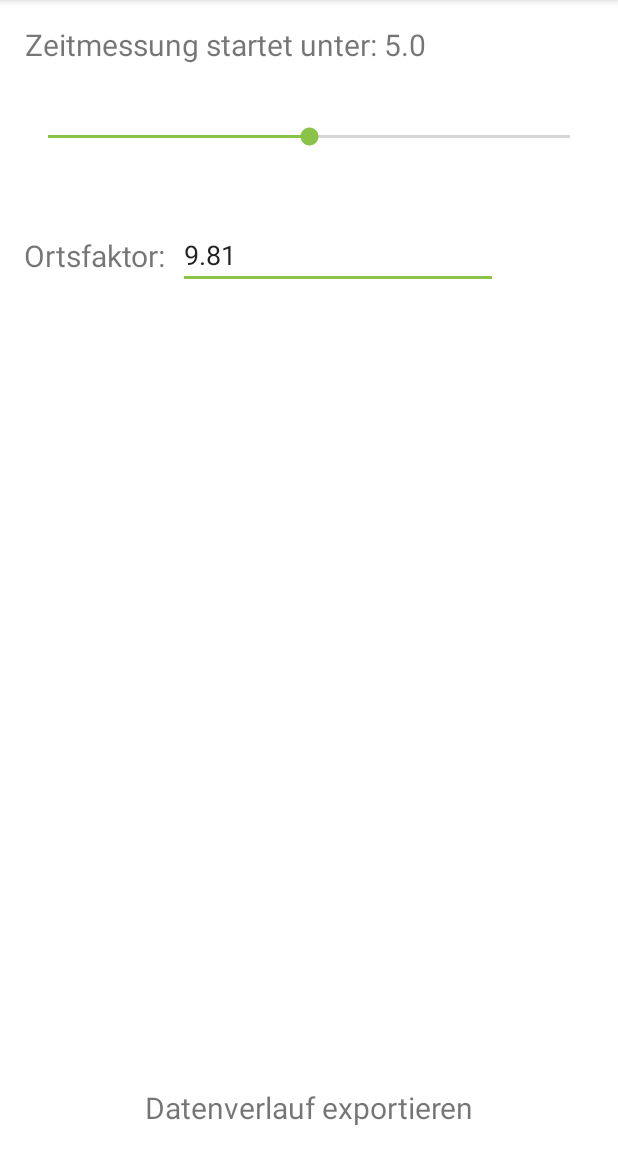
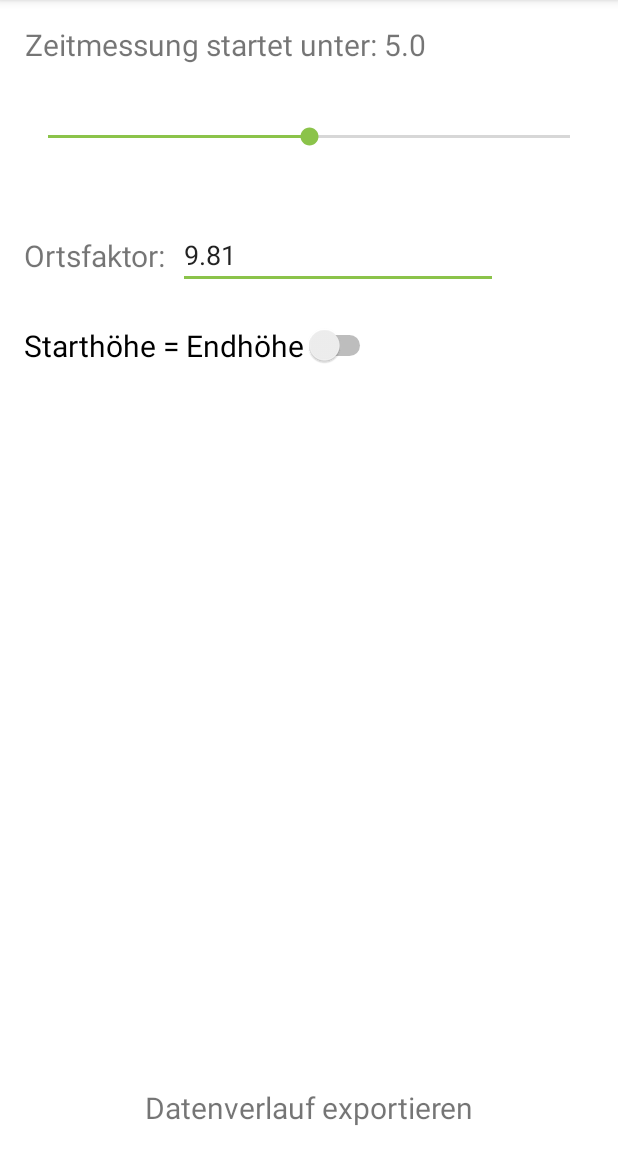
Before and after one commit to hannesDiedrichsen/android_sensor_app, an Android app: the screen it shows after launch (SettingsActivity), in the options menu, after a tap on "Einstellungen", on a phone screen of 412 x 824 dp, the part 84-1236 px from its top. Run offline under Robolectric (Android 15) with nearby library versions, the phone set to English and light mode, and no system bars.

Commit message:
Export your data in settings and new fall mode

```diff
--- a/app/src/main/java/de/diedrichsen/superapps/sensoren/MainActivity.kt
+++ b/app/src/main/java/de/diedrichsen/superapps/sensoren/MainActivity.kt
@@ -3,6 +3,7 @@ package de.diedrichsen.superapps.sensoren
 import android.annotation.SuppressLint
 import android.content.Context
 import android.content.Intent
+import android.content.SharedPreferences
 import android.hardware.Sensor
 import android.hardware.SensorEvent
 import android.hardware.SensorEventListener
@@ -15,6 +16,7 @@ import android.view.MenuItem
 import androidx.appcompat.app.AppCompatActivity
 import kotlinx.android.synthetic.main.activity_main.*
 import java.io.FileInputStream
+import java.io.FileOutputStream
 import java.io.InputStreamReader
 import java.io.OutputStreamWriter
 import java.time.LocalDateTime
@@ -24,6 +26,7 @@ import kotlin.math.round
 
 @Suppress("NAME_SHADOWING")
 class MainActivity : AppCompatActivity(), SensorEventListener {
+
 
 
     override fun onCreateOptionsMenu(menu: Menu?): Boolean {
@@ -39,14 +42,13 @@ class MainActivity : AppCompatActivity(), SensorEventListener {
 
         showContent()
 
+        val sStorage: SharedPreferences =
+            applicationContext.getSharedPreferences("data.pr", Context.MODE_PRIVATE)
+        //val sEditor: SharedPreferences.Editor = sStorage.edit()
 
-        val sStorage = applicationContext.getSharedPreferences("data.pr", Context.MODE_PRIVATE)
-        // val sEditor = sStorage.edit()
-
-
-        // Read preferences
         sensitivity = sStorage.getFloat("sensi", 5F)
         gAcc = sStorage.getFloat("gAcc", 9.81F)
+        throwSwitch = sStorage.getBoolean("throw", false)
 
 
         // Reset the counter to zero
@@ -111,10 +113,9 @@ class MainActivity : AppCompatActivity(), SensorEventListener {
     private var dist: Float = 0.0F
     private var z = 0
     private var start: Boolean = true
-    private var onStartUp: Boolean = true
-    private var sensitivity: Float = 5F
-    private var gAcc: Float = 9.81F
-
+    private var sensitivity: Float = 0.0f
+    private var gAcc: Float = 0.0f
+    private var throwSwitch: Boolean = false
 
 
     @SuppressLint("SetTextI18n")
@@ -144,6 +145,11 @@ class MainActivity : AppCompatActivity(), SensorEventListener {
                 // New fall record
                 duration = (stopTime - startTime) / 1000F
                 dist = round((0.5 * gAcc * duration.toDouble().pow(2.0)).toFloat() * 100) / 100
+                if (throwSwitch) {
+                    duration /= 2
+                    dist = round((0.5 * gAcc * duration.toDouble().pow(2.0)).toFloat() * 100) / 100
+                    duration *= 2
+                }
                 freeFall.text = "Dauer des freien Falls: ${round(duration * 100) / 100}s"
                 distTextView.text = "ca. ${dist}m"
 
@@ -160,7 +166,7 @@ class MainActivity : AppCompatActivity(), SensorEventListener {
 
 
     fun write(datamode: Int, output: String, file: String) {
-        val file = openFileOutput(file, datamode)
+        val file: FileOutputStream = openFileOutput(file, datamode)
         val writer = OutputStreamWriter(file)
         writer.write(output)
         writer.close()
@@ -191,6 +197,11 @@ class MainActivity : AppCompatActivity(), SensorEventListener {
             textHistory.movementMethod = ScrollingMovementMethod()
             textHistory.text = content("data.txt")
         }
+        val sStorage: SharedPreferences =
+            applicationContext.getSharedPreferences("data.pr", Context.MODE_PRIVATE)
+        val sEditor: SharedPreferences.Editor = sStorage.edit()
+        sEditor.putString("t", t)
+        sEditor.apply()
     }
 
 
--- a/app/src/main/res/layout/activity_settings.xml
+++ b/app/src/main/res/layout/activity_settings.xml
@@ -70,4 +70,16 @@
         app:layout_constraintEnd_toEndOf="parent"
         app:layout_constraintStart_toStartOf="parent" />
 
+    <Switch
+        android:id="@+id/throwSwitch"
+        android:layout_width="wrap_content"
+        android:layout_height="wrap_content"
+        android:layout_marginStart="16dp"
+        android:layout_marginTop="24dp"
+        android:text="@string/settings_throwModeText"
+        android:textSize="20sp"
+        app:layout_constraintStart_toStartOf="parent"
+        app:layout_constraintTop_toBottomOf="@+id/settings_gAcc"
+        tools:ignore="UseSwitchCompatOrMaterialXml" />
+
 </androidx.constraintlayout.widget.ConstraintLayout>
--- a/app/src/main/res/values/strings.xml
+++ b/app/src/main/res/values/strings.xml
@@ -19,4 +19,5 @@
     <string name="message_afterDeleteHistory">GELÖSCHT</string>
     <string name="send_to">someone</string>
     <string name="export_data">Datenverlauf exportieren</string>
+    <string name="settings_throwModeText">Starthöhe = Endhöhe</string>
 </resources>
```
Also changed, not shown: app/src/main/java/de/diedrichsen/superapps/sensoren/SettingsActivity.java (+28 -12 lines).
